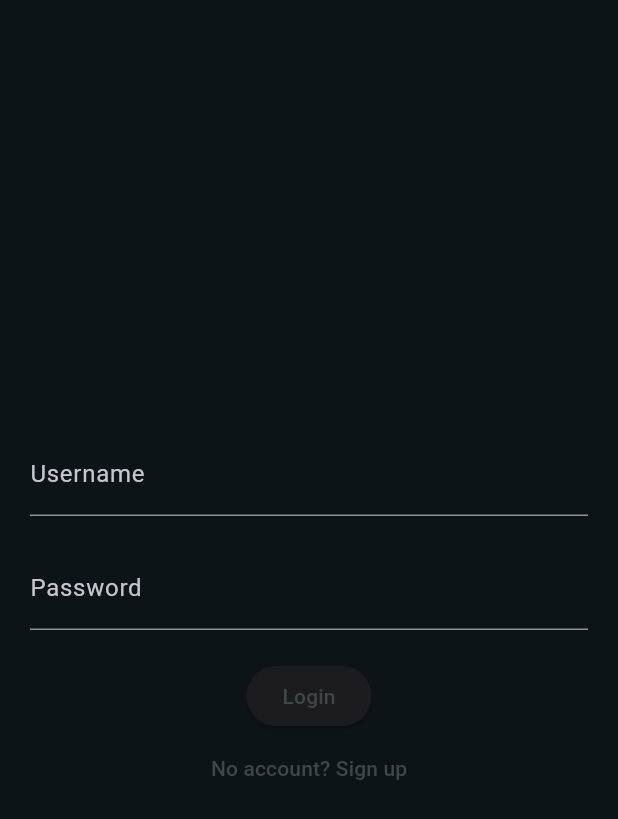
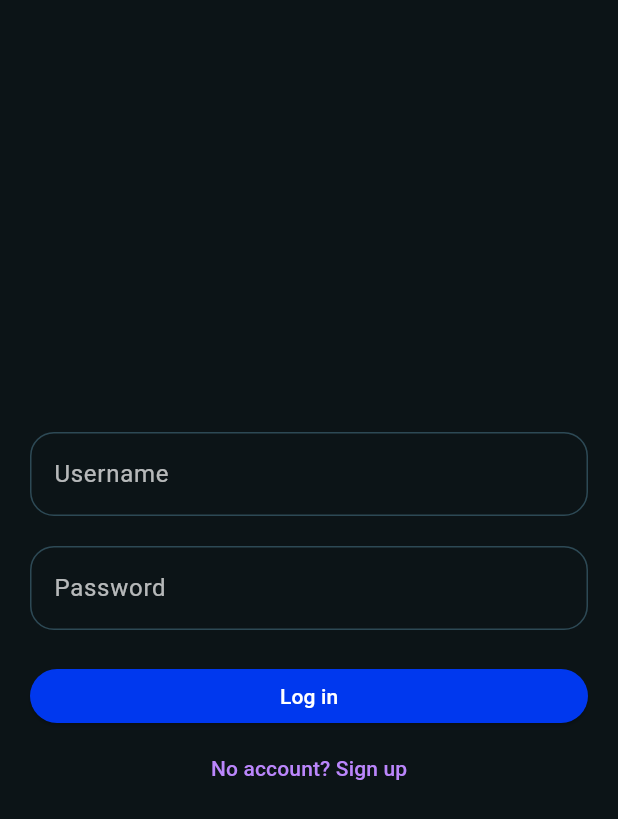
Before and after one commit to aarontoms/BotNet, a Flutter app: the screen it shows after launch, on a phone screen of 412 x 824 dp. Shown: the top 819 px of the screen. Run offline on Flutter 3.47's test engine with Material 3 defaults, Android fonts, the phone set to English and light mode, and no system bars.

Commit message:
themes updated

```diff
--- a/lib/main.dart
+++ b/lib/main.dart
@@ -1,4 +1,5 @@
 import 'package:flutter/material.dart';
+import 'package:flutterprojects/theme/theme.dart';
 import 'screens/login.dart';
 import 'screens/signup.dart';
 
@@ -19,16 +20,7 @@ class MyApp extends StatelessWidget {
         '/': (context) => Login(),
         '/signup': (context) => SignUp(),
       },
-      theme: ThemeData(
-        colorScheme: ColorScheme.fromSeed(
-        seedColor: const Color(0xFFC7C1D3), // Purplish accent
-        brightness: Brightness.dark, // Use dark theme as a base
-        surface: const Color(0xFF0C1417), // Match background for consistency
-        onSurface: Colors.white, // Text color on background
-        primary: const Color(0xFF3E4849), // Purplish accent for primary elements
-        onPrimary: Colors.white, // Text color on primary elements
-        ),
-      ),
+      theme: AppTheme.themeData
     );
   }
 }
--- a/lib/screens/login.dart
+++ b/lib/screens/login.dart
@@ -5,7 +5,9 @@ class Login extends StatelessWidget {
 
   @override
   Widget build(BuildContext context) {
-    return Scaffold(
+    return GestureDetector(
+      onTap: () => FocusScope.of(context).unfocus(),
+      child: Scaffold(
         body: Padding(
           padding: EdgeInsets.all(20),
           child: Column(
@@ -14,28 +16,32 @@ class Login extends StatelessWidget {
               TextField(
                 decoration: InputDecoration(
                   labelText: 'Username',
-                // floatingLabelStyle for when the label moves up
-                floatingLabelStyle: TextStyle(color: Theme.of(context).colorScheme.primary),
                 ),
-              style: TextStyle(color: Theme.of(context).colorScheme.onSurface), // Input text color
+                style: TextStyle(color: const Color(0xFFE0ECEC)), // Input text color
               ),
               SizedBox(height: 20),
               TextField(
                 decoration: InputDecoration(
                   labelText: 'Password',
-                // floatingLabelStyle for when the label moves up
-                floatingLabelStyle: TextStyle(color: Theme.of(context).colorScheme.primary),
+                  //floatingLabelStyle: TextStyle(color: Theme.of(context).colorScheme.primary),
                 ),
                 obscureText: true,
-              style: TextStyle(color: Theme.of(context).colorScheme.onSurface), // Input text color
+                style: TextStyle(color: const Color(0xFFE0ECEC)), // Input text color
               ),
               SizedBox(height: 20),
-            ElevatedButton(
+              SizedBox(
+                width: double.infinity,
+                child: ElevatedButton(
                   onPressed: () {
-                // Login logic
+
                   },
-              child: Text('Login'),
+                  style: ElevatedButton.styleFrom(
+                    minimumSize: Size(double.infinity, 36), // Set minimumSize to occupy full width
                   ),
+                  child: Text('Log in'),
+                ),
+              ),
+              SizedBox(),
               TextButton(
                 onPressed: () => Navigator.pushNamed(context, '/signup'),
                 child: Text('No account? Sign up'),
@@ -43,6 +49,7 @@ class Login extends StatelessWidget {
             ],
           ),
         ),
+      )
     );
   }
 }
--- a/lib/screens/signup.dart
+++ b/lib/screens/signup.dart
@@ -18,7 +18,7 @@ class SignUp extends StatelessWidget {
             SizedBox(height: 20),
             ElevatedButton(
               onPressed: () {
-                // handle signup logic here
+
               },
               child: Text('Sign Up'),
             ),
--- /dev/null
+++ b/lib/theme/theme.dart
@@ -0,0 +1,52 @@
+import 'package:flutter/material.dart';
+
+class AppTheme{
+  static final ColorScheme colorScheme = ColorScheme.fromSeed(
+    seedColor: const Color(0xFFC7C1D3),
+    brightness: Brightness.dark,
+    surface: const Color(0xFF0C1417),
+    onSurface: Colors.white,
+    primary: const Color(0xFF3E4849),
+    onPrimary: Colors.white,
+  );
+
+  static final ThemeData themeData = ThemeData(
+    colorScheme: colorScheme,
+    useMaterial3: true,
+    appBarTheme: AppBarTheme(
+      backgroundColor: colorScheme.primary,
+      foregroundColor: colorScheme.onPrimary,
+    ),
+
+    inputDecorationTheme: InputDecorationTheme(
+      border: OutlineInputBorder(
+        borderSide: BorderSide(color: const Color(0xFF2D4955)),
+        borderRadius: BorderRadius.circular(16),
+      ),
+      enabledBorder: OutlineInputBorder(
+        borderSide: BorderSide(color: const Color(0xFF2D4955)),
+        borderRadius: BorderRadius.circular(16),
+      ),
+      focusedBorder: OutlineInputBorder(
+        borderSide: BorderSide(color: const Color(0xFFE0ECEC)),
+        borderRadius: BorderRadius.circular(16),
+      ),
+      labelStyle: TextStyle(color: Colors.white70),
+    ),
+
+    elevatedButtonTheme: ElevatedButtonThemeData(
+      style: ElevatedButton.styleFrom(
+        backgroundColor: const Color(0xFF0038EE),
+        foregroundColor: Colors.white,
+      ),
+    ),
+
+    textButtonTheme: TextButtonThemeData(
+      style: TextButton.styleFrom(
+        foregroundColor: const Color(0xFFBB86FC),
+      ),
+    ),
+
+    scaffoldBackgroundColor: const Color(0xFF0C1417),
+  );
+}
```
Also changed, not shown: 1 other file. Lines whose indentation alone changed are shown as unchanged.
